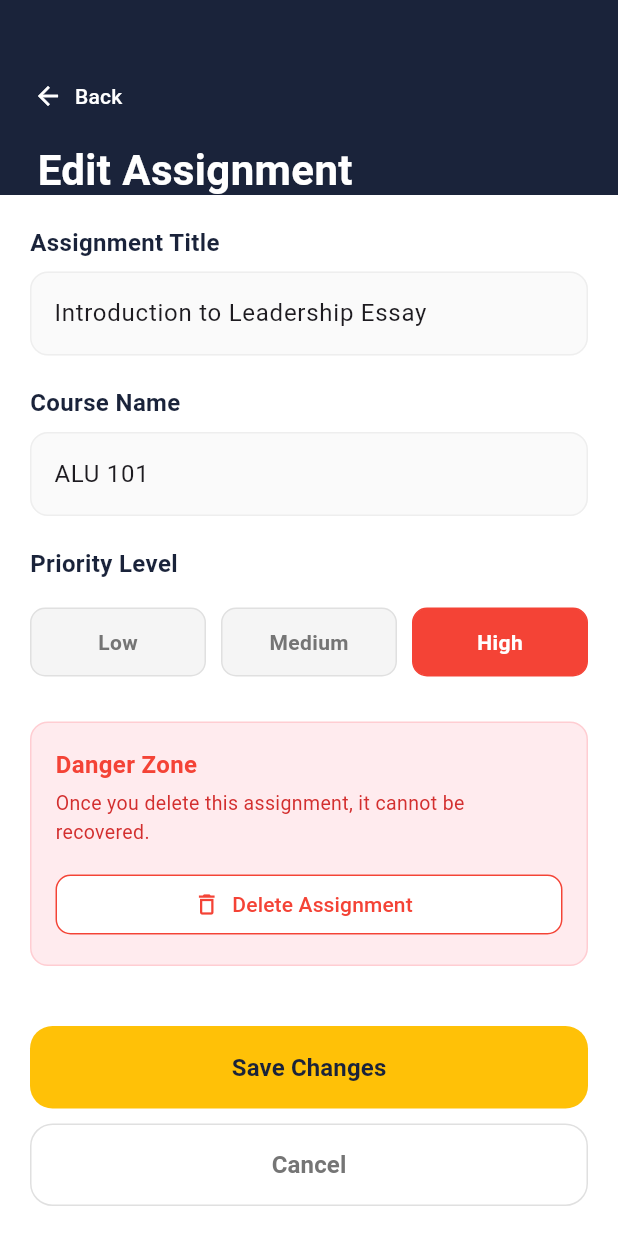
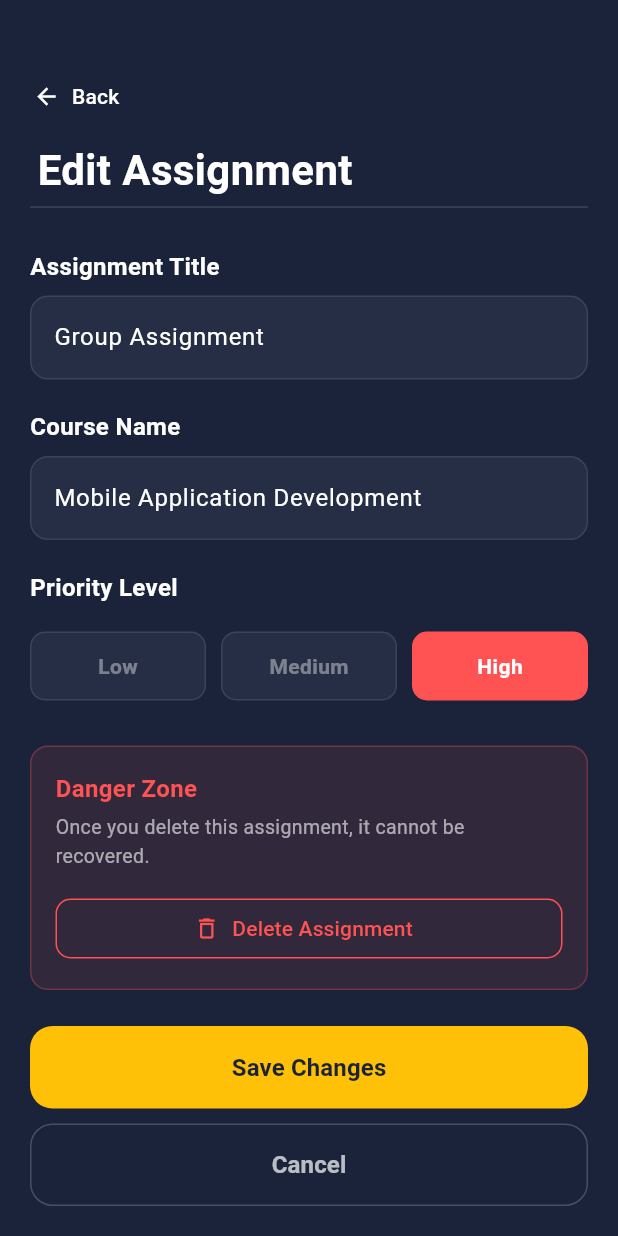
Before and after one commit to shina227/mobile-formative-1, a Flutter app: the screen it shows after launch, after a tap on the "edit" icon, on a phone screen of 412 x 824 dp. Run offline on Flutter 3.47's test engine with Material 3 defaults, Android fonts, the phone set to English and light mode, and no system bars.

Commit message:
more changes

```diff
--- a/lib/screens/assignments/assignments.dart
+++ b/lib/screens/assignments/assignments.dart
@@ -10,16 +10,18 @@ class AssignmentsScreen extends StatefulWidget {
 }
 
 class _AssignmentsScreenState extends State<AssignmentsScreen> {
+  // primary dark navy color
+  final Color navyBackground = const Color(0xFF1A233A);
+
   @override
   Widget build(BuildContext context) {
     return Scaffold(
-      backgroundColor: Colors.white,
-      // The Header
+      backgroundColor: navyBackground,
       appBar: PreferredSize(
-        preferredSize: const Size.fromHeight(130),
+        preferredSize: const Size.fromHeight(140),
         child: Container(
-          color: const Color(0xFF1A233A),
-          padding: const EdgeInsets.only(left: 20, top: 50),
+          color: navyBackground,
+          padding: const EdgeInsets.only(left: 20, top: 60),
           child: Column(
             crossAxisAlignment: CrossAxisAlignment.start,
             children: [
@@ -31,11 +33,11 @@ class _AssignmentsScreenState extends State<AssignmentsScreen> {
                   fontWeight: FontWeight.bold,
                 ),
               ),
-              const SizedBox(height: 5),
+              const SizedBox(height: 7),
               Text(
                 "2 upcoming, 1 completed",
                 style: TextStyle(
-                  color: Colors.white.withOpacity(0.7),
+                  color: Colors.white.withValues(alpha: 0.7),
                   fontSize: 16,
                 ),
               ),
@@ -45,7 +47,15 @@ class _AssignmentsScreenState extends State<AssignmentsScreen> {
       ),
       body: Column(
         children: [
-          // Scrollable Area
+          // separator between header and list
+          Padding(
+            padding: const EdgeInsets.symmetric(horizontal: 20.0),
+            child: Divider(
+              color: Colors.white.withValues(alpha: 0.15),
+              thickness: 1,
+            ),
+          ),
+
           Expanded(
             child: SingleChildScrollView(
               padding: const EdgeInsets.all(16.0),
@@ -55,14 +65,13 @@ class _AssignmentsScreenState extends State<AssignmentsScreen> {
                   const Text(
                     "Upcoming",
                     style: TextStyle(
-                      fontSize: 22,
+                      fontSize: 20,
                       fontWeight: FontWeight.bold,
-                      color: Color(0xFF1A233A),
+                      color: Colors.white,
                     ),
                   ),
                   const SizedBox(height: 15),
 
-                  // Assignment Cards
                   _buildAssignmentCard(
                     title: "Group Assignment",
                     course: "Mobile Application Development",
@@ -81,12 +90,13 @@ class _AssignmentsScreenState extends State<AssignmentsScreen> {
                   ),
 
                   const SizedBox(height: 30),
+
                   const Text(
                     "Completed",
                     style: TextStyle(
-                      fontSize: 22,
+                      fontSize: 20,
                       fontWeight: FontWeight.bold,
-                      color: Color(0xFF1A233A),
+                      color: Colors.white,
                     ),
                   ),
                   const SizedBox(height: 15),
@@ -104,7 +114,7 @@ class _AssignmentsScreenState extends State<AssignmentsScreen> {
             ),
           ),
 
-          // Bottom Button
+          // Add New Assignment Button
           Padding(
             padding: const EdgeInsets.all(20.0),
             child: SizedBox(
@@ -114,7 +124,9 @@ class _AssignmentsScreenState extends State<AssignmentsScreen> {
                 onPressed: () {
                   Navigator.push(
                     context,
-                    MaterialPageRoute(builder: (context) => AddAssignment()),
+                    MaterialPageRoute(
+                      builder: (context) => const AddAssignment(),
+                    ),
                   );
                 },
                 icon: const Icon(Icons.add, color: Color(0xFF1A233A)),
@@ -123,8 +135,9 @@ class _AssignmentsScreenState extends State<AssignmentsScreen> {
                   style: TextStyle(fontSize: 18, fontWeight: FontWeight.bold),
                 ),
                 style: ElevatedButton.styleFrom(
-                  backgroundColor: const Color(0xFFFFC107), // Golden Yellow
+                  backgroundColor: const Color(0xFFFFC107),
                   foregroundColor: const Color(0xFF1A233A),
+                  elevation: 2,
                   shape: RoundedRectangleBorder(
                     borderRadius: BorderRadius.circular(15),
                   ),
@@ -137,7 +150,6 @@ class _AssignmentsScreenState extends State<AssignmentsScreen> {
     );
   }
 
-  // --- Helper Widget to Build the Assignment Row ---
   Widget _buildAssignmentCard({
     required String title,
     required String course,
@@ -152,51 +164,58 @@ class _AssignmentsScreenState extends State<AssignmentsScreen> {
       decoration: BoxDecoration(
         color: Colors.white,
         borderRadius: BorderRadius.circular(12),
-        border: Border.all(color: Colors.grey.shade200),
+        boxShadow: [
+          BoxShadow(
+            color: Colors.black.withValues(alpha: 0.1),
+            blurRadius: 10,
+            offset: const Offset(0, 4),
+          ),
+        ],
       ),
       child: Row(
         crossAxisAlignment: CrossAxisAlignment.start,
         children: [
-          // Checkbox
           Checkbox(
             value: isCompleted,
+            activeColor: navyBackground,
             onChanged: (val) {},
             shape: RoundedRectangleBorder(
               borderRadius: BorderRadius.circular(4),
             ),
           ),
           const SizedBox(width: 10),
-          // Details
           Expanded(
             child: Column(
               crossAxisAlignment: CrossAxisAlignment.start,
               children: [
                 Text(
                   title,
-                  style: const TextStyle(
+                  style: TextStyle(
                     fontSize: 18,
                     fontWeight: FontWeight.bold,
-                    color: Color(0xFF1A233A),
+                    color: navyBackground,
                   ),
                 ),
                 Text(
                   course,
-                  style: TextStyle(color: Colors.grey.shade500, fontSize: 14),
+                  style: TextStyle(
+                    color: navyBackground.withValues(alpha: 0.6),
+                    fontSize: 14,
+                  ),
                 ),
                 const SizedBox(height: 10),
                 Row(
                   children: [
-                    // Priority Chip
                     Container(
                       padding: const EdgeInsets.symmetric(
                         horizontal: 10,
                         vertical: 5,
                       ),
                       decoration: BoxDecoration(
-                        color: priorityColor.withOpacity(0.1),
+                        color: priorityColor.withValues(alpha: 0.1),
                         borderRadius: BorderRadius.circular(8),
                         border: Border.all(
-                          color: priorityColor.withOpacity(0.5),
+                          color: priorityColor.withValues(alpha: 0.5),
                         ),
                       ),
                       child: Row(
@@ -216,31 +235,39 @@ class _AssignmentsScreenState extends State<AssignmentsScreen> {
                     const SizedBox(width: 15),
                     Text(
                       "Due $dueDate",
-                      style: TextStyle(color: Colors.grey.shade600),
+                      style: TextStyle(
+                        color: navyBackground.withValues(alpha: 0.7),
+                      ),
                     ),
                   ],
                 ),
               ],
             ),
           ),
-          // Actions
+          // Edit and Delete icons
           GestureDetector(
             onTap: () {
               Navigator.push(
                 context,
                 MaterialPageRoute(
-                  builder: (context) => const EditAssignment(
-                    initialTitle: "Introduction to Leadership Essay",
-                    initialCourse: "ALU 101",
-                    initialPriority: "High",
+                  builder: (context) => EditAssignment(
+                    initialTitle: title,
+                    initialCourse: course,
+                    initialPriority: priority,
                   ),
                 ),
               );
             },
-            child: const Icon(Icons.edit_outlined, color: Colors.grey),
+            child: Icon(
+              Icons.edit_outlined,
+              color: navyBackground.withValues(alpha: 0.4),
+            ),
           ),
           const SizedBox(width: 10),
-          const Icon(Icons.delete_outline, color: Colors.grey),
+          Icon(
+            Icons.delete_outline,
+            color: navyBackground.withValues(alpha: 0.4),
+          ),
         ],
       ),
     );
--- a/lib/screens/assignments/edit_assignment.dart
+++ b/lib/screens/assignments/edit_assignment.dart
@@ -20,11 +20,11 @@ class _EditAssignmentState extends State<EditAssignment> {
   late TextEditingController _titleController;
   late TextEditingController _courseController;
   late String _selectedPriority;
+  final Color navyBackground = const Color(0xFF1A233A);
 
   @override
   void initState() {
     super.initState();
-    // Pre-filling the data
     _titleController = TextEditingController(text: widget.initialTitle);
     _courseController = TextEditingController(text: widget.initialCourse);
     _selectedPriority = widget.initialPriority;
@@ -33,22 +33,18 @@ class _EditAssignmentState extends State<EditAssignment> {
   @override
   Widget build(BuildContext context) {
     return Scaffold(
-      backgroundColor: Colors.white,
+      backgroundColor: navyBackground,
       appBar: PreferredSize(
         preferredSize: const Size.fromHeight(130),
         child: Container(
-          color: const Color(0xFF1A233A),
+          color: navyBackground,
           padding: const EdgeInsets.only(left: 10, top: 40),
           child: Column(
             crossAxisAlignment: CrossAxisAlignment.start,
             children: [
               TextButton.icon(
                 onPressed: () => Navigator.pop(context),
-                icon: const Icon(
-                  Icons.arrow_back,
-                  color: Colors.white,
-                  size: 20,
-                ),
+                icon: const Icon(Icons.arrow_back, color: Colors.white),
                 label: const Text(
                   "Back",
                   style: TextStyle(color: Colors.white),
@@ -71,6 +67,13 @@ class _EditAssignmentState extends State<EditAssignment> {
       ),
       body: Column(
         children: [
+          Padding(
+            padding: const EdgeInsets.symmetric(horizontal: 20.0),
+            child: Divider(
+              color: Colors.white.withValues(alpha: 0.15),
+              thickness: 1,
+            ),
+          ),
           Expanded(
             child: SingleChildScrollView(
               padding: const EdgeInsets.all(20.0),
@@ -98,13 +101,15 @@ class _EditAssignmentState extends State<EditAssignment> {
                   ),
                   const SizedBox(height: 30),
 
-                  // --- DANGER ZONE ---
+                  // Danger Zone (Updated for Dark Mode)
                   Container(
                     padding: const EdgeInsets.all(16),
                     decoration: BoxDecoration(
-                      color: Colors.red.shade50,
+                      color: Colors.redAccent.withValues(alpha: 0.1),
                       borderRadius: BorderRadius.circular(12),
-                      border: Border.all(color: Colors.red.shade100),
+                      border: Border.all(
+                        color: Colors.redAccent.withValues(alpha: 0.3),
+                      ),
                     ),
                     child: Column(
                       crossAxisAlignment: CrossAxisAlignment.start,
@@ -112,7 +117,7 @@ class _EditAssignmentState extends State<EditAssignment> {
                         const Text(
                           "Danger Zone",
                           style: TextStyle(
-                            color: Colors.red,
+                            color: Colors.redAccent,
                             fontWeight: FontWeight.bold,
                             fontSize: 16,
                           ),
@@ -121,7 +126,7 @@ class _EditAssignmentState extends State<EditAssignment> {
                         Text(
                           "Once you delete this assignment, it cannot be recovered.",
                           style: TextStyle(
-                            color: Colors.red.shade700,
+                            color: Colors.white.withValues(alpha: 0.6),
                             fontSize: 13,
                           ),
                         ),
@@ -129,23 +134,20 @@ class _EditAssignmentState extends State<EditAssignment> {
                         SizedBox(
                           width: double.infinity,
                           child: OutlinedButton.icon(
-                            onPressed: () {
-                              // Logic for deletion
-                            },
+                            onPressed: () {},
                             icon: const Icon(
                               Icons.delete_outline,
-                              color: Colors.red,
+                              color: Colors.redAccent,
                             ),
                             label: const Text(
                               "Delete Assignment",
-                              style: TextStyle(color: Colors.red),
+                              style: TextStyle(color: Colors.redAccent),
                             ),
                             style: OutlinedButton.styleFrom(
-                              side: const BorderSide(color: Colors.red),
+                              side: const BorderSide(color: Colors.redAccent),
                               shape: RoundedRectangleBorder(
                                 borderRadius: BorderRadius.circular(10),
                               ),
-                              backgroundColor: Colors.white,
                             ),
                           ),
                         ),
@@ -157,7 +159,6 @@ class _EditAssignmentState extends State<EditAssignment> {
             ),
           ),
 
-          // Fixed Bottom Buttons
           Padding(
             padding: const EdgeInsets.all(20.0),
             child: Column(
@@ -165,16 +166,14 @@ class _EditAssignmentState extends State<EditAssignment> {
                 _buildActionButton(
                   "Save Changes",
                   const Color(0xFFFFC107),
-                  const Color(0xFF1A233A),
-                  () {
-                    Navigator.pop(context);
-                  },
+                  navyBackground,
+                  () => Navigator.pop(context),
                 ),
                 const SizedBox(height: 10),
                 _buildActionButton(
                   "Cancel",
-                  Colors.white,
-                  Colors.grey.shade600,
+                  Colors.transparent,
+                  Colors.white70,
                   () => Navigator.pop(context),
                   hasBorder: true,
                 ),
@@ -186,8 +185,7 @@ class _EditAssignmentState extends State<EditAssignment> {
     );
   }
 
-  // --- UI Helpers (Sharing style with Add screen) ---
-
+  // Reuse Helper Widgets from Add Screen style
   Widget _buildLabel(String text) => Padding(
     padding: const EdgeInsets.only(bottom: 8.0),
     child: Text(
@@ -195,23 +193,24 @@ class _EditAssignmentState extends State<EditAssignment> {
       style: const TextStyle(
         fontWeight: FontWeight.bold,
         fontSize: 16,
-        color: Color(0xFF1A233A),
+        color: Colors.white,
       ),
     ),
   );
 
   Widget _buildTextField(TextEditingController controller) => TextField(
     controller: controller,
+    style: const TextStyle(color: Colors.white),
     decoration: InputDecoration(
       filled: true,
-      fillColor: Colors.grey.shade50,
+      fillColor: Colors.white.withValues(alpha: 0.05),
       border: OutlineInputBorder(
         borderRadius: BorderRadius.circular(12),
-        borderSide: BorderSide(color: Colors.grey.shade200),
+        borderSide: BorderSide.none,
       ),
       enabledBorder: OutlineInputBorder(
         borderRadius: BorderRadius.circular(12),
-        borderSide: BorderSide(color: Colors.grey.shade200),
+        borderSide: BorderSide(color: Colors.white.withValues(alpha: 0.1)),
       ),
     ),
   );
@@ -219,7 +218,7 @@ class _EditAssignmentState extends State<EditAssignment> {
   Widget _buildPriorityBtn(String label) {
     bool isSelected = _selectedPriority == label;
     Color activeColor = (label == "High")
-        ? Colors.red
+        ? Colors.redAccent
         : (label == "Medium" ? Colors.orange : Colors.green);
 
     return Expanded(
@@ -229,16 +228,22 @@ class _EditAssignmentState extends State<EditAssignment> {
           padding: const EdgeInsets.symmetric(vertical: 12),
           alignment: Alignment.center,
           decoration: BoxDecoration(
-            color: isSelected ? activeColor : Colors.grey.shade100,
+            color: isSelected
+                ? activeColor
+                : Colors.white.withValues(alpha: 0.05),
             borderRadius: BorderRadius.circular(10),
             border: Border.all(
-              color: isSelected ? activeColor : Colors.grey.shade300,
+              color: isSelected
+                  ? activeColor
+                  : Colors.white.withValues(alpha: 0.1),
             ),
           ),
           child: Text(
             label,
             style: TextStyle(
-              color: isSelected ? Colors.white : Colors.grey.shade600,
+              color: isSelected
+                  ? Colors.white
+                  : Colors.white.withValues(alpha: 0.4),
               fontWeight: FontWeight.bold,
             ),
           ),
@@ -266,7 +271,7 @@ class _EditAssignmentState extends State<EditAssignment> {
           shape: RoundedRectangleBorder(
             borderRadius: BorderRadius.circular(15),
             side: hasBorder
-                ? BorderSide(color: Colors.grey.shade300)
+                ? BorderSide(color: Colors.white.withValues(alpha: 0.2))
                 : BorderSide.none,
           ),
         ),
```
Also changed, not shown: lib/screens/assignments/add_assignment.dart (+30 -40 lines).
